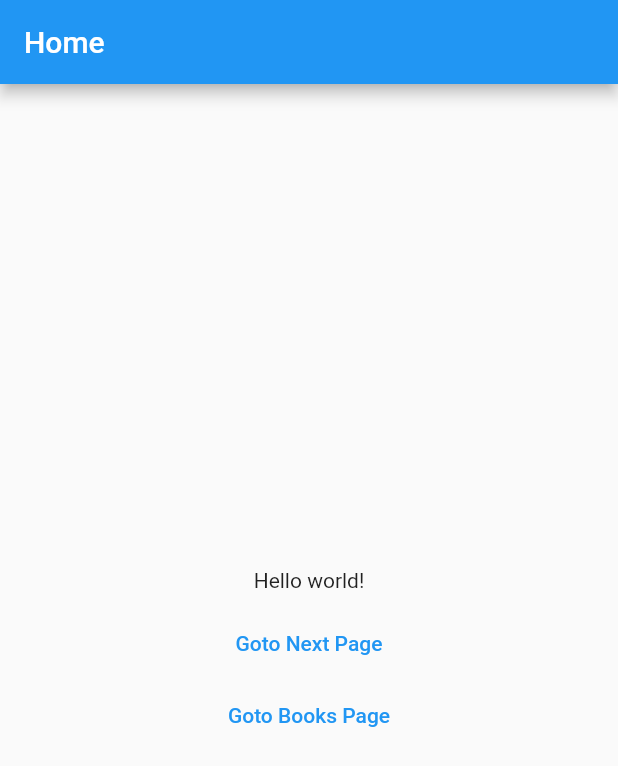
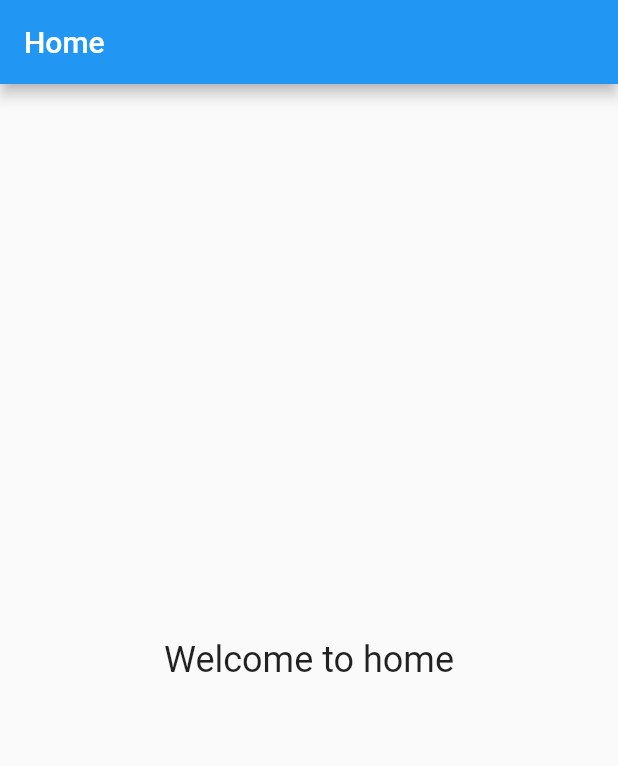
Before and after one commit to dipeshdulal/learning-flutter, a Flutter app: the screen it shows after launch, on a phone screen of 412 x 824 dp. Shown: the top 766 px of the screen. Run offline on Flutter 3.47's test engine with Material 2 defaults, Android fonts, the phone set to English and light mode, and no system bars; our stand-ins replace auto_route, firebase_core; accounts and stored records are empty.

Commit message:
feat: remove un-necessary route

```diff
--- a/lib/router/app_router.dart
+++ b/lib/router/app_router.dart
@@ -1,20 +1,11 @@
 import 'package:auto_route/annotations.dart';
 import 'package:auto_route/auto_route.dart';
-import 'package:flutter_rnd/screens/books_screen/books.dart';
-import 'package:flutter_rnd/screens/books_screen/books_detail.dart';
 import 'package:flutter_rnd/screens/home_screen.dart';
-import 'package:flutter_rnd/screens/test_screen.dart';
 
-@MaterialAutoRouter(replaceInRouteName: "Screen,Route", routes: <AutoRoute>[
-  AutoRoute(page: HomeScreen, initial: true, path: "/"),
-  AutoRoute(page: TestScreen, path: "/test/:testName"),
-  AutoRoute(
-      page: EmptyRouterPage,
-      path: "/books",
-      name: "BooksMainRoute",
-      children: [
-        AutoRoute(page: BooksScreen, path: ""),
-        AutoRoute(page: BooksDetailScreen, path: ":bookId"),
-      ])
-])
+@MaterialAutoRouter(
+  replaceInRouteName: "Screen,Route",
+  routes: <AutoRoute>[
+    AutoRoute(page: HomeScreen, initial: true, path: "/"),
+  ],
+)
 class $AppRouter {}
--- a/lib/screens/home_screen.dart
+++ b/lib/screens/home_screen.dart
@@ -1,4 +1,3 @@
-import 'package:auto_route/auto_route.dart';
 import 'package:flutter/material.dart';
 
 class HomeScreen extends StatelessWidget {
@@ -15,22 +14,10 @@ class HomeScreen extends StatelessWidget {
           child: Column(
             mainAxisAlignment: MainAxisAlignment.center,
             children: [
-              Container(
-                padding: const EdgeInsets.only(bottom: 10),
-                child: Text("Hello world!"),
-              ),
-              TextButton(
-                onPressed: () {
-                  AutoRouter.of(context).navigateNamed("/test/Dipesh");
-                },
-                child: Text("Goto Next Page"),
-              ),
-              TextButton(
-                onPressed: () {
-                  AutoRouter.of(context).pushNamed("/books");
-                },
-                child: Text("Goto Books Page"),
-              ),
+              Text(
+                "Welcome to home",
+                style: Theme.of(context).textTheme.headline5,
+              )
             ],
           ),
         ),
```
Also changed, not shown: lib/screens/books_screen/books.dart (deleted, +0 -106 lines), lib/screens/books_screen/books_detail.dart (deleted, +0 -23 lines), lib/screens/test_screen.dart (deleted, +0 -21 lines), lib/router/app_router.gr.dart.
